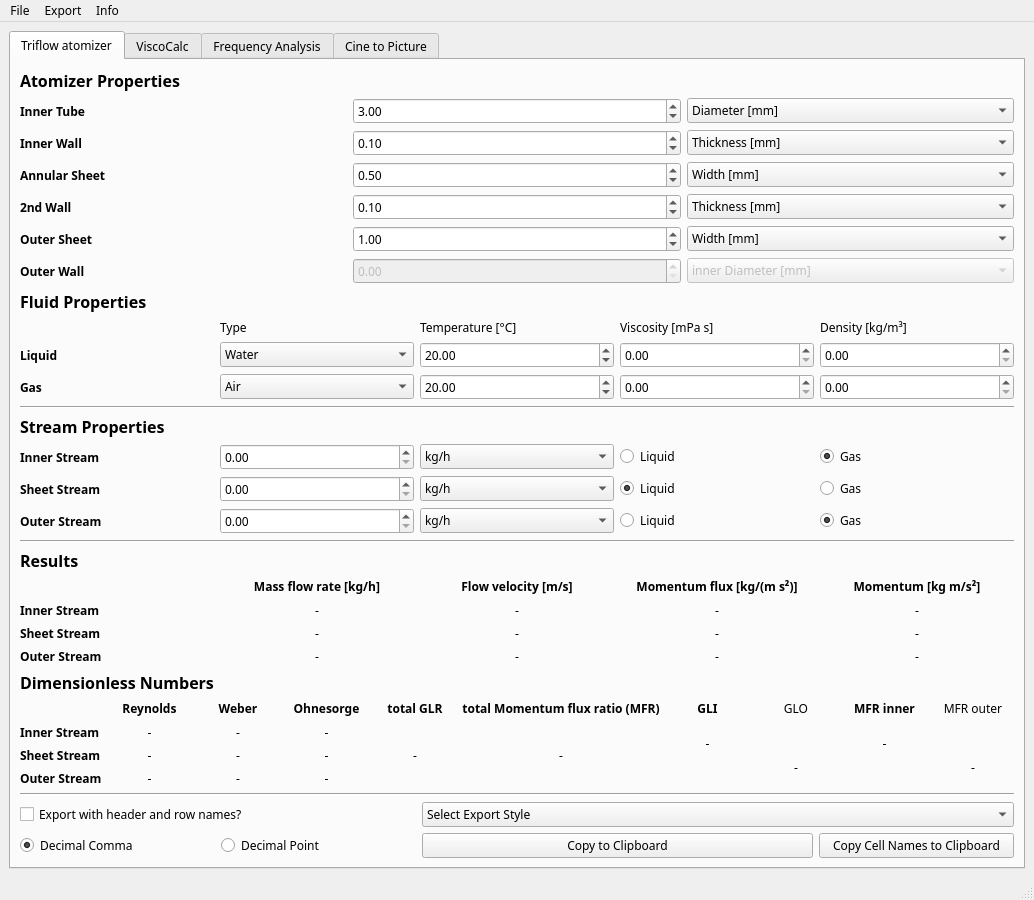
Old version of the form GUI/mainWindow.ui in the repository realize-1337/Atomizer-Toolbox.
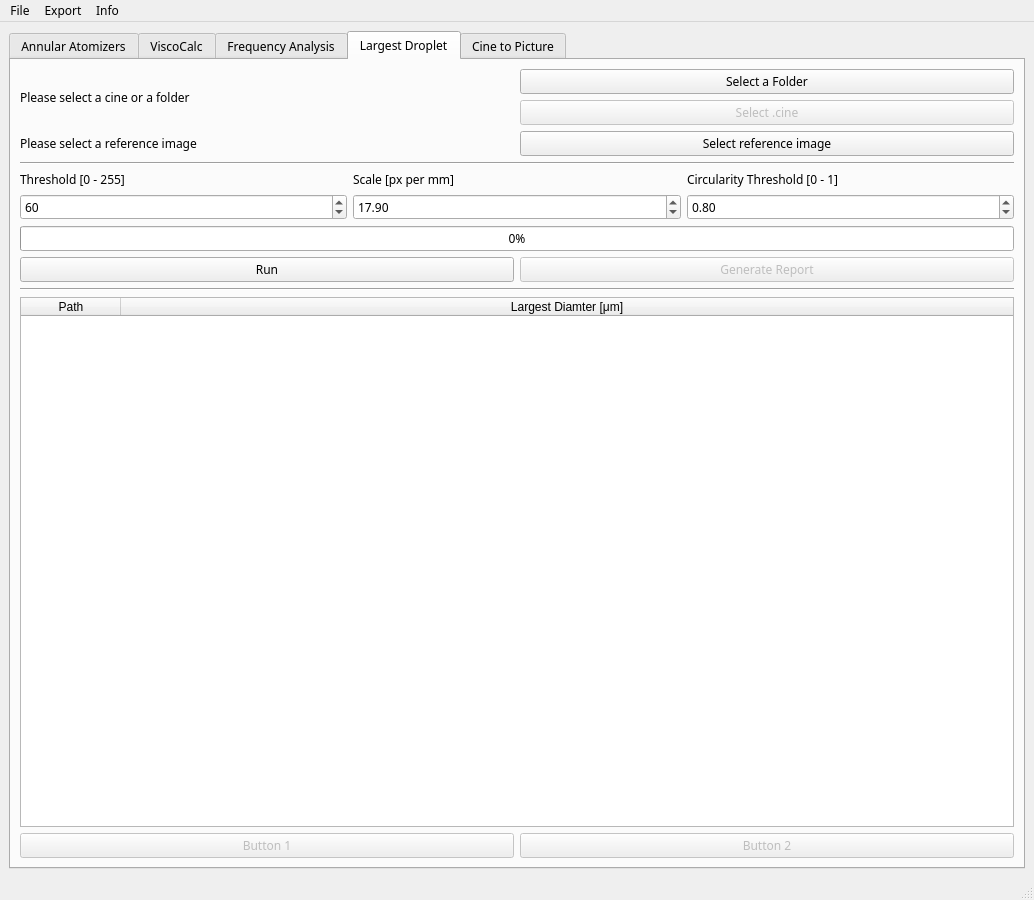
New version of the form. The open tabs and pages were chosen to show the change.

Commit message: added droplet analysis

```diff
--- a/GUI/mainWindow.ui
+++ b/GUI/mainWindow.ui
@@ -33,7 +33,7 @@
       </property>
       <widget class="QWidget" name="tab">
        <attribute name="title">
-        <string>Triflow atomizer</string>
+        <string>Annular Atomizers</string>
        </attribute>
        <layout class="QGridLayout" name="gridLayout_2">
         <item row="2" column="0">
@@ -1582,6 +1582,230 @@
         </item>
        </layout>
       </widget>
+      <widget class="QWidget" name="tab_5">
+       <attribute name="title">
+        <string>Largest Droplet</string>
+       </attribute>
+       <layout class="QFormLayout" name="formLayout">
+        <item row="0" column="0" colspan="2">
+         <layout class="QVBoxLayout" name="verticalLayout_4">
+          <item>
+           <layout class="QHBoxLayout" name="horizontalLayout_6">
+            <item>
+             <widget class="QLabel" name="label_33">
+              <property name="text">
+               <string>Please select a cine or a folder</string>
+              </property>
+             </widget>
+            </item>
+            <item>
+             <layout class="QVBoxLayout" name="verticalLayout_5">
+              <item>
+               <widget class="QPushButton" name="dropFolder">
+                <property name="text">
+                 <string>Select a Folder</string>
+                </property>
+               </widget>
+              </item>
+              <item>
+               <widget class="QPushButton" name="dropCine">
+                <property name="enabled">
+                 <bool>false</bool>
+                </property>
+                <property name="text">
+                 <string>Select .cine</string>
+                </property>
+               </widget>
+              </item>
+             </layout>
+            </item>
+           </layout>
+          </item>
+          <item>
+           <layout class="QHBoxLayout" name="horizontalLayout_8">
+            <item>
+             <widget class="QLabel" name="label_34">
+              <property name="text">
+               <string>Please select a reference image</string>
+              </property>
+             </widget>
+            </item>
+            <item>
+             <widget class="QPushButton" name="dropletRef">
+              <property name="text">
+               <string>Select reference image</string>
+              </property>
+             </widget>
+            </item>
+           </layout>
+          </item>
+          <item>
+           <widget class="Line" name="line_6">
+            <property name="orientation">
+             <enum>Qt::Horizontal</enum>
+            </property>
+           </widget>
+          </item>
+         </layout>
+        </item>
+        <item row="1" column="0" colspan="2">
+         <layout class="QHBoxLayout" name="horizontalLayout_9">
+          <item>
+           <layout class="QVBoxLayout" name="verticalLayout_7">
+            <item>
+             <widget class="QLabel" name="label_44">
+              <property name="text">
+               <string>Threshold [0 - 255]</string>
+              </property>
+             </widget>
+            </item>
+            <item>
+             <widget class="QSpinBox" name="threshold">
+              <property name="maximum">
+               <number>255</number>
+              </property>
+              <property name="value">
+               <number>60</number>
+              </property>
+             </widget>
+            </item>
+           </layout>
+          </item>
+          <item>
+           <layout class="QVBoxLayout" name="verticalLayout_12">
+            <item>
+             <widget class="QLabel" name="label_45">
+              <property name="text">
+               <string>Scale [px per mm]</string>
+              </property>
+             </widget>
+            </item>
+            <item>
+             <widget class="QDoubleSpinBox" name="dropletScale">
+              <property name="maximum">
+               <double>1000.000000000000000</double>
+              </property>
+              <property name="value">
+               <double>17.899999999999999</double>
+              </property>
+             </widget>
+            </item>
+           </layout>
+          </item>
+          <item>
+           <layout class="QVBoxLayout" name="verticalLayout_6">
+            <item>
+             <widget class="QLabel" name="label_35">
+              <property name="text">
+               <string>Circularity Threshold [0 - 1]</string>
+              </property>
+             </widget>
+            </item>
+            <item>
+             <widget class="QDoubleSpinBox" name="circ">
+              <property name="decimals">
+               <number>2</number>
+              </property>
+              <property name="maximum">
+               <double>1.000000000000000</double>
+              </property>
+              <property name="singleStep">
+               <double>0.100000000000000</double>
+              </property>
+              <property name="value">
+               <double>0.800000000000000</double>
+              </property>
+             </widget>
+            </item>
+           </layout>
+          </item>
+         </layout>
+        </item>
+        <item row="2" column="0" colspan="2">
+         <widget class="QProgressBar" name="dropletProgress">
+          <property name="value">
+           <number>0</number>
+          </property>
+          <property name="alignment">
+           <set>Qt::AlignCenter</set>
+          </property>
+         </widget>
+        </item>
+        <item row="3" column="0" colspan="2">
+         <layout class="QHBoxLayout" name="horizontalLayout_11">
+          <item>
+           <widget class="QPushButton" name="dropletRun">
+            <property name="text">
+             <string>Run</string>
+            </property>
+           </widget>
+          </item>
+          <item>
+           <widget class="QPushButton" name="dropletGenerateReport">
+            <property name="enabled">
+             <bool>false</bool>
+            </property>
+            <property name="text">
+             <string>Generate Report</string>
+            </property>
+           </widget>
+          </item>
+         </layout>
+        </item>
+        <item row="4" column="0" colspan="2">
+         <layout class="QVBoxLayout" name="verticalLayout_10">
+          <item>
+           <widget class="Line" name="line_7">
+            <property name="orientation">
+             <enum>Qt::Horizontal</enum>
+            </property>
+           </widget>
+          </item>
+         </layout>
+        </item>
+        <item row="5" column="0" colspan="2">
+         <widget class="QTableWidget" name="dropletTable">
+          <attribute name="horizontalHeaderStretchLastSection">
+           <bool>true</bool>
+          </attribute>
+          <column>
+           <property name="text">
+            <string>Path</string>
+           </property>
+          </column>
+          <column>
+           <property name="text">
+            <string>Largest Diamter [μm]</string>
+           </property>
+          </column>
+         </widget>
+        </item>
+        <item row="6" column="0" colspan="2">
+         <layout class="QHBoxLayout" name="horizontalLayout_12">
+          <item>
+           <widget class="QPushButton" name="pushButton_4">
+            <property name="enabled">
+             <bool>false</bool>
+            </property>
+            <property name="text">
+             <string>Button 1</string>
+            </property>
+           </widget>
+          </item>
+          <item>
+           <widget class="QPushButton" name="pushButton_3">
+            <property name="enabled">
+             <bool>false</bool>
+            </property>
+            <property name="text">
+             <string>Button 2</string>
+            </property>
+           </widget>
+          </item>
+         </layout>
+        </item>
+       </layout>
+      </widget>
       <widget class="QWidget" name="tab_4">
        <attribute name="title">
         <string>Cine to Picture</string>
```
Left out of the diff: 6 changed lines with no effect on the pictures. The commit also changes 3 other files.
